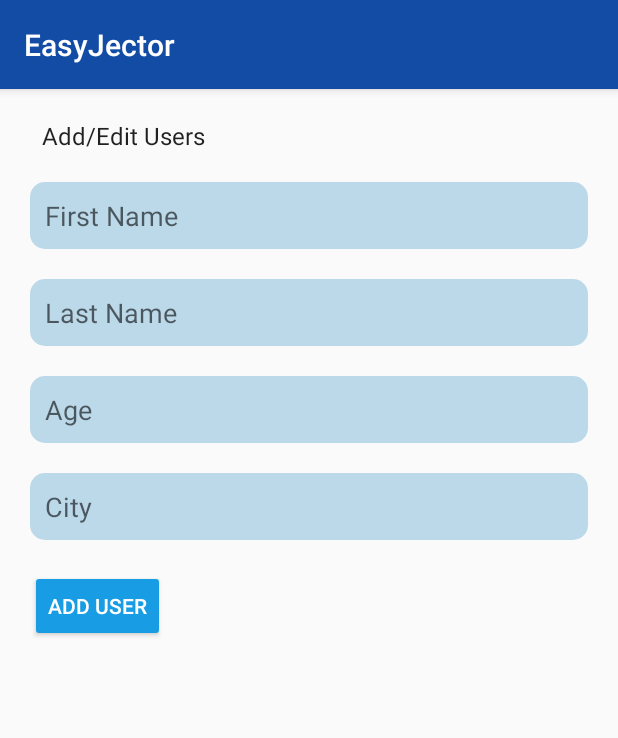
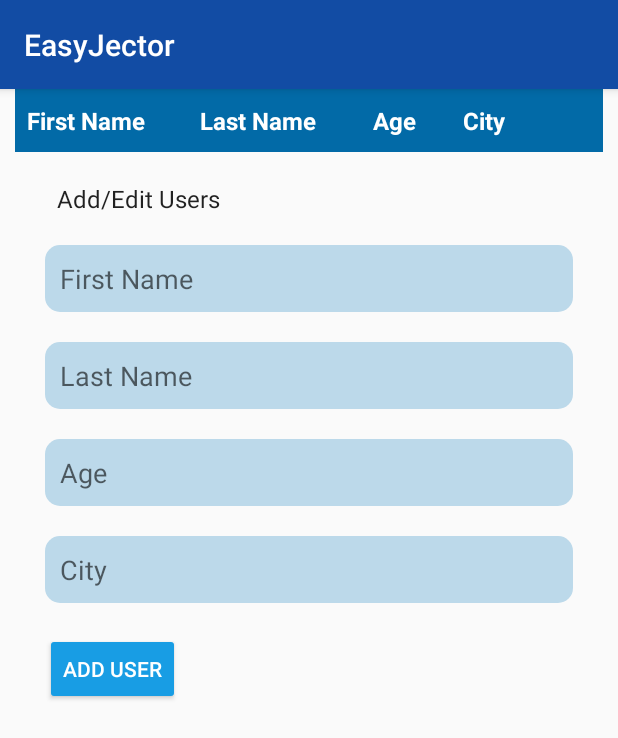
Before and after one commit to maatzie/EasyJector, an Android app: the PatientsActivity screen opened directly, with no data from a screen before it, on a phone screen of 412 x 824 dp. Shown: the top 738 px of the screen. Run offline under Robolectric (Android 15) with nearby library versions, the phone set to English and light mode, and no system bars.

Commit message:
Patients header added.

```diff
--- a/app/src/main/res/layout/activity_patients.xml
+++ b/app/src/main/res/layout/activity_patients.xml
@@ -34,14 +34,57 @@
         <LinearLayout
             android:layout_width="match_parent"
             android:layout_height="wrap_content"
-            android:orientation="vertical">
+            android:orientation="vertical"
+            android:paddingLeft="@dimen/list_padding"
+            android:paddingRight="@dimen/list_padding">
+
+            <LinearLayout
+                android:layout_width="match_parent"
+                android:layout_height="wrap_content"
+                android:layout_weight="1"
+                android:background="@color/colorHeaderBackground"
+                android:orientation="horizontal"
+
+                android:paddingTop="@dimen/listElement_padding"
+                android:paddingBottom="@dimen/listElement_padding">
+
+                <TextView
+                    android:id="@+id/textView_header_name"
+                    style="@style/HeaderTextViewStyle"
+                    android:layout_width="match_parent"
+                    android:layout_height="wrap_content"
+                    android:layout_weight="@dimen/weight_patients_col1"
+                    android:text="@string/header_name" />
+
+                <TextView
+                    android:id="@+id/textView_header_surname"
+                    style="@style/HeaderTextViewStyle"
+                    android:layout_width="match_parent"
+                    android:layout_height="wrap_content"
+                    android:layout_weight="@dimen/weight_patients_col2"
+                    android:text="@string/header_surname" />
+
+                <TextView
+                    android:id="@+id/textView_header_age"
+                    style="@style/HeaderTextViewStyle"
+                    android:layout_width="match_parent"
+                    android:layout_height="wrap_content"
+                    android:layout_weight="@dimen/weight_patients_col3"
+                    android:text="@string/header_age" />
+
+                <TextView
+                    android:id="@+id/textView_header_city"
+                    style="@style/HeaderTextViewStyle"
+                    android:layout_width="match_parent"
+                    android:layout_height="wrap_content"
+                    android:layout_weight="@dimen/weight_patients_col4"
+                    android:text="@string/header_city" />
+            </LinearLayout>
 
             <androidx.recyclerview.widget.RecyclerView
                 android:id="@+id/recyclerView_patients"
                 android:layout_width="match_parent"
-                android:layout_height="wrap_content"
-                android:paddingLeft="@dimen/list_padding"
-                android:paddingRight="@dimen/list_padding">
+                android:layout_height="wrap_content">
 
             </androidx.recyclerview.widget.RecyclerView>
 
--- a/app/src/main/res/layout/recycler_item_patient.xml
+++ b/app/src/main/res/layout/recycler_item_patient.xml
@@ -10,39 +10,37 @@
         android:layout_weight="1"
         android:background="@color/colorListBackground"
         android:orientation="horizontal"
-        android:padding="@dimen/listElement_padding">
+        android:paddingTop="@dimen/listElement_padding"
+        android:paddingBottom="@dimen/listElement_padding">
 
         <TextView
             android:id="@+id/textView_name"
             style="@style/Widget.AppCompat.TextView.SpinnerItem"
             android:layout_width="match_parent"
             android:layout_height="wrap_content"
-            android:layout_weight="1"
-            android:text="Veranika" />
+            android:layout_weight="@dimen/weight_patients_col1"
+            android:text="fdgh" />
 
         <TextView
             android:id="@+id/textView_surname"
             style="@style/Widget.AppCompat.TextView.SpinnerItem"
             android:layout_width="match_parent"
             android:layout_height="wrap_content"
-            android:layout_weight="1"
-            android:text="Yakouchyts" />
+            android:layout_weight="@dimen/weight_patients_col2" />
 
         <TextView
             android:id="@+id/textView_age"
             style="@style/Widget.AppCompat.TextView.SpinnerItem"
             android:layout_width="match_parent"
             android:layout_height="wrap_content"
-            android:layout_weight="1.2"
-            android:text="22" />
+            android:layout_weight="@dimen/weight_patients_col3" />
 
         <TextView
             android:id="@+id/textView_city"
             style="@style/Widget.AppCompat.TextView.SpinnerItem"
             android:layout_width="match_parent"
             android:layout_height="wrap_content"
-            android:layout_weight="1.05"
-            android:text="Brest" />
+            android:layout_weight="@dimen/weight_patients_col4" />
     </LinearLayout>
 
     <LinearLayout
--- a/app/src/main/res/values/colors.xml
+++ b/app/src/main/res/values/colors.xml
@@ -5,4 +5,5 @@
     <color name="colorAccent">#189de4</color>
     <color name="colorListBackground">#bcd9ea</color>
     <color name="colorInputBackground">#bcd9ea</color>
+    <color name="colorHeaderBackground">#026aa7</color>
 </resources>
--- a/app/src/main/res/values/dimens.xml
+++ b/app/src/main/res/values/dimens.xml
@@ -12,4 +12,8 @@
     <dimen name="input_corner_radius">10dp</dimen>
     <dimen name="input_padding">10dp</dimen>
     <dimen name="input_margin">10dp</dimen>
+    <dimen name="weight_patients_col1">1</dimen>
+    <dimen name="weight_patients_col2">1</dimen>
+    <dimen name="weight_patients_col3">1.2</dimen>
+    <dimen name="weight_patients_col4">1.05</dimen>
 </resources>
--- a/app/src/main/res/values/strings.xml
+++ b/app/src/main/res/values/strings.xml
@@ -15,4 +15,8 @@
     <string name="input_age">Age</string>
     <string name="input_city">City</string>
     <string name="button_addUser">Add User</string>
+    <string name="header_name">First Name</string>
+    <string name="header_surname">Last Name</string>
+    <string name="header_age">Age</string>
+    <string name="header_city">City</string>
 </resources>
--- a/app/src/main/res/values/styles.xml
+++ b/app/src/main/res/values/styles.xml
@@ -16,6 +16,9 @@
 
     <style name="AppTheme.PopupOverlay" parent="ThemeOverlay.AppCompat.Light" />
 
-
+    <style name="HeaderTextViewStyle" parent="Widget.AppCompat.TextView.SpinnerItem">
+        <item name="android:textColor">#FFF</item>
+        <item name="android:textStyle">bold</item>
+    </style>
 
 </resources>
```
